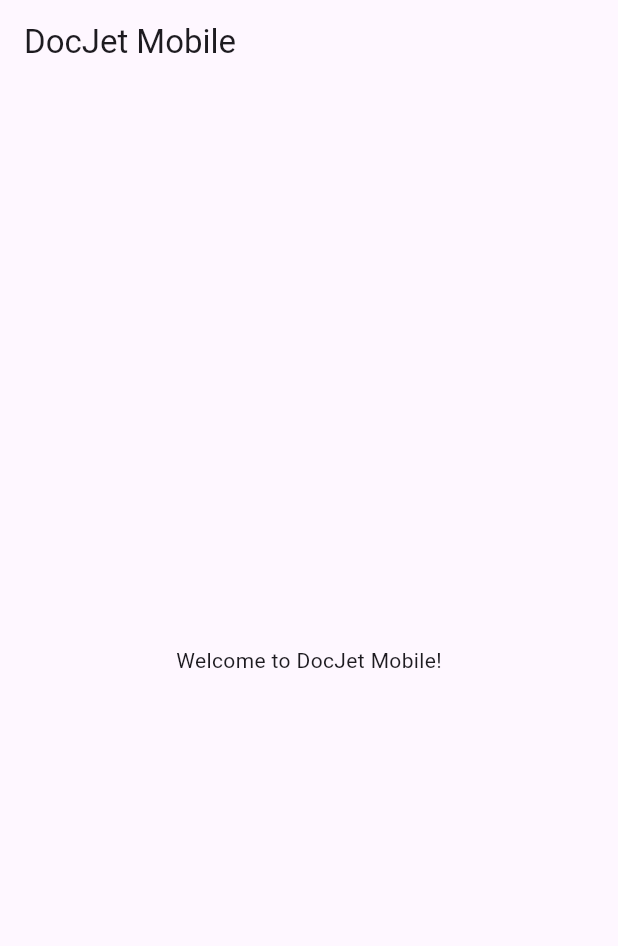
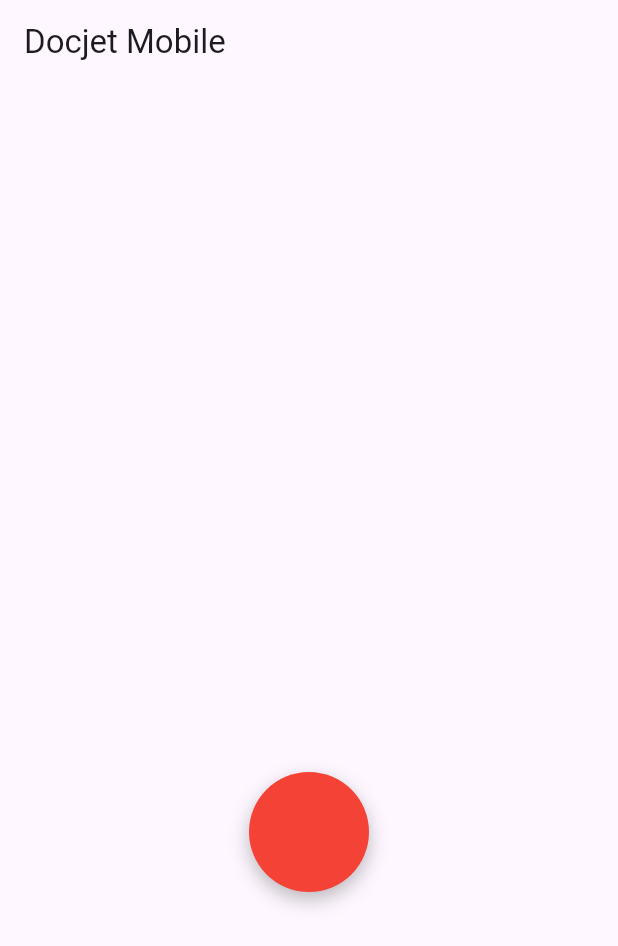
Before and after one commit to MediScribe/docjet-mobile, a Flutter app: the screen it shows after launch, on a phone screen of 412 x 824 dp. Shown: the top 946 px of the screen. Run offline on Flutter 3.47's test engine with Material 3 defaults, Android fonts, the phone set to English and light mode, and no system bars; our stand-ins replace dartz, equatable, get_it, logger, permission_handler.

```diff
--- a/lib/main.dart
+++ b/lib/main.dart
@@ -1,3 +1,4 @@
+import 'package:docjet_mobile/core/utils/log_helpers.dart';
 import 'package:flutter/material.dart';
 
 void main() {
@@ -10,15 +11,68 @@ class MyApp extends StatelessWidget {
   @override
   Widget build(BuildContext context) {
     return MaterialApp(
-      debugShowCheckedModeBanner: false,
-      title: 'DocJet Mobile',
-      theme: ThemeData(
-        colorScheme: ColorScheme.fromSeed(seedColor: Colors.deepPurple),
-        useMaterial3: true,
-      ),
-      home: Scaffold(
-        appBar: AppBar(title: const Text('DocJet Mobile')),
-        body: const Center(child: Text('Welcome to DocJet Mobile!')),
+      title: 'Docjet Mobile',
+      theme: ThemeData(primarySwatch: Colors.blue),
+      home: const MyHomePage(),
+    );
+  }
+}
+
+class MyHomePage extends StatelessWidget {
+  const MyHomePage({super.key});
+
+  // Get logger instance for this class
+  static final Logger _logger = LoggerFactory.getLogger(MyHomePage);
+  // Create standard log tag
+  static final String _tag = logTag(MyHomePage);
+
+  @override
+  Widget build(BuildContext context) {
+    return Scaffold(
+      appBar: AppBar(title: const Text('Docjet Mobile')),
+      body: Center(
+        child: Column(
+          mainAxisAlignment: MainAxisAlignment.end, // Align items to the bottom
+          children: <Widget>[
+            const Spacer(
+              flex: 2,
+            ), // Pushes the button down (takes 2/3rds of the space)
+            // Record button
+            GestureDetector(
+              onTap: () {
+                // TODO: Implement recording logic
+                // logger.i('Record button tapped!'); // Use the deprecated logger
+                _logger.i(
+                  '$_tag Record button tapped!',
+                ); // Use the new logger with tag
+              },
+              child: Container(
+                width: 80.0, // Adjust size as needed
+                height: 80.0, // Adjust size as needed
+                decoration: const BoxDecoration(
+                  color: Colors.red,
+                  shape: BoxShape.circle,
+                  boxShadow: [
+                    BoxShadow(
+                      color: Colors.black26,
+                      blurRadius: 10.0,
+                      offset: Offset(0, 5),
+                    ),
+                  ],
+                ),
+                // Optional: Add an icon inside the circle
+                // child: const Icon(
+                //   Icons.mic,
+                //   color: Colors.white,
+                //   size: 40.0, // Adjust icon size as needed
+                // ),
+              ),
+            ),
+            const Spacer(
+              flex: 1,
+            ), // Space below the button (takes 1/3rd of the space)
+          ],
+        ),
       ),
     );
   }
```
Also changed, not shown: lib/core/utils/logger.dart (deleted, +0 -75 lines), pubspec.yaml (+16 -50 lines), pubspec.lock, 2 other files.
